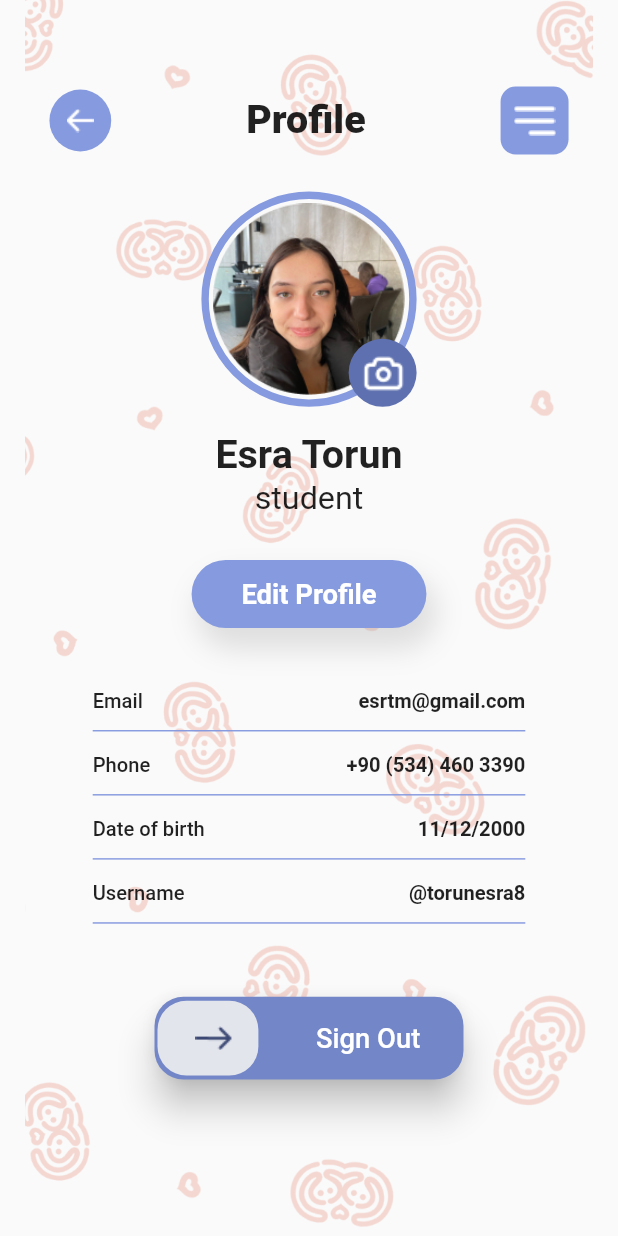
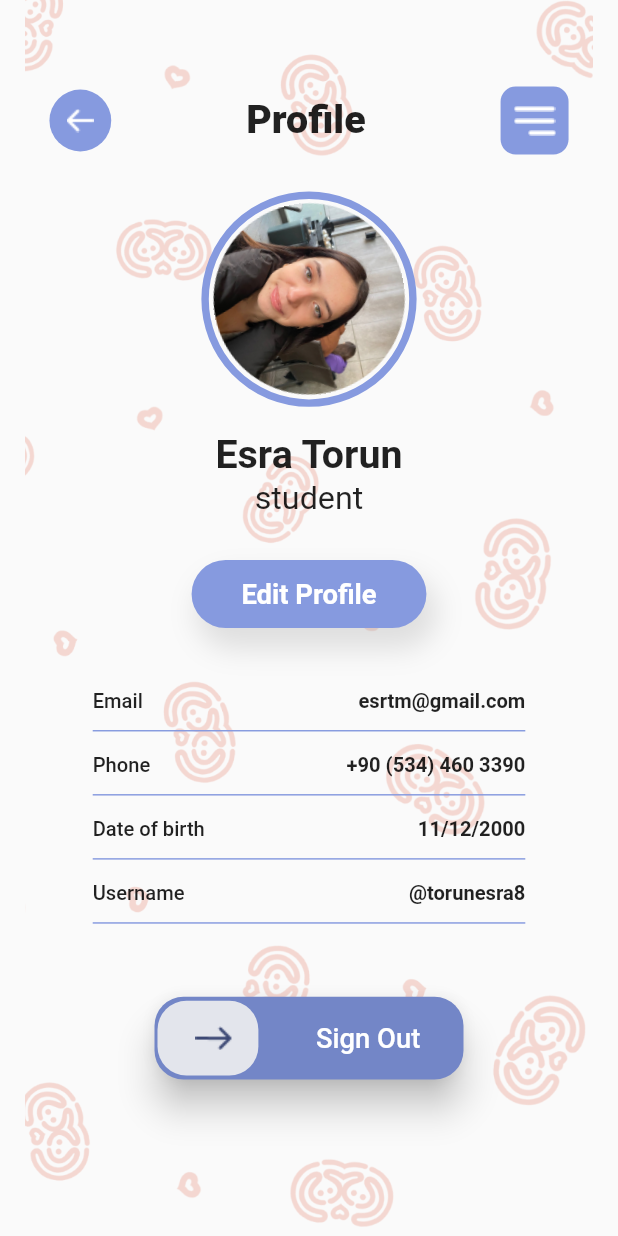
Before and after one commit to ridaprivt/Bytwise-Tsk4-5-6-7, a Flutter app: the screen it shows after launch, after a tap on "Create Account", on a phone screen of 412 x 824 dp. Run offline on Flutter 3.47's test engine with Material 2 defaults, Android fonts, the light colour scheme and no system bars; drawn by our look-alikes of slide_to_act; our stand-ins replace get, google_fonts, responsive_sizer; network calls fail.

Commit message:
Animations: Animated Widget; Scale Transition

```diff
--- /dev/null
+++ b/lib/Animation.dart
@@ -0,0 +1,28 @@
+// ignore_for_file: prefer_const_literals_to_create_immutables, prefer_const_constructors
+import 'package:bytwise_app/Profile.dart';
+import 'package:flutter/material.dart';
+import 'dart:math' as math;
+import 'package:responsive_sizer/responsive_sizer.dart';
+
+class MyState extends StatefulWidget {
+  const MyState({super.key});
+  @override
+  State<MyState> createState() => _MyState();
+}
+
+class _MyState extends State<MyState> with TickerProviderStateMixin {
+  late final AnimationController _controller = AnimationController(
+    duration: const Duration(seconds: 5),
+    vsync: this,
+  )..repeat();
+  @override
+  void dispose() {
+    _controller.dispose();
+    super.dispose();
+  }
+
+  @override
+  Widget build(BuildContext context) {
+    return Scaffold(body: Center(child: Profile(controllers: _controller)));
+  }
+}
--- a/lib/Profile.dart
+++ b/lib/Profile.dart
@@ -5,8 +5,15 @@ import 'editProfile.dart';
 import 'package:responsive_sizer/responsive_sizer.dart';
 import 'package:google_fonts/google_fonts.dart';
 import 'package:slide_to_act/slide_to_act.dart';
+import 'Animation.dart';
+import 'dart:math' as math;
 
-class Profile extends StatelessWidget {
+class Profile extends AnimatedWidget {
+  const Profile({
+    super.key,
+    required AnimationController controllers,
+  }) : super(listenable: controllers);
+  Animation<double> get _progress => listenable as Animation<double>;
   @override
   Widget build(BuildContext context) {
     return MaterialApp(
@@ -79,10 +86,9 @@ class Profile extends StatelessWidget {
                       ],
                     ),
                     SizedBox(height: 3.h),
-                    Container(
-                      child: Stack(
-                        children: [
-                          Container(
+                    Transform.rotate(
+                      angle: _progress.value * 2.0 * math.pi,
+                      child: Container(
                         padding: EdgeInsets.all(7.sp),
                         decoration: BoxDecoration(
                             borderRadius: BorderRadius.circular(50.sp),
@@ -92,24 +98,6 @@ class Profile extends StatelessWidget {
                           'assets/me.png',
                           height: 15.5.h,
                         ),
-                          ),
-                          Positioned(
-                            right: 0.w,
-                            bottom: 0.h,
-                            child: Container(
-                                padding: EdgeInsets.all(10.sp),
-                                height: 5.5.h,
-                                width: 11.w,
-                                alignment: Alignment.center,
-                                decoration: BoxDecoration(
-                                    color: Color(0xFF5E70AF),
-                                    borderRadius: BorderRadius.circular(30.sp)),
-                                child: Image.asset(
-                                  'assets/cam.png',
-                                  height: 4.h,
-                                )),
-                          ),
-                        ],
                       ),
                     ),
                     SizedBox(height: 2.h),
--- a/lib/editProfile.dart
+++ b/lib/editProfile.dart
@@ -1,7 +1,8 @@
 // ignore_for_file: prefer_const_literals_to_create_immutables, prefer_const_constructors
+import 'package:bytwise_app/Animation.dart';
 import 'package:flutter/material.dart';
 import 'package:get/get.dart';
-
+import 'Animation.dart';
 import 'package:responsive_sizer/responsive_sizer.dart';
 import 'package:google_fonts/google_fonts.dart';
 import 'package:flutter/services.dart';
--- a/lib/main.dart
+++ b/lib/main.dart
@@ -4,6 +4,8 @@ import 'package:responsive_sizer/responsive_sizer.dart';
 import 'package:google_fonts/google_fonts.dart';
 import 'package:get/get.dart';
 import 'Profile.dart';
+import 'dart:math' as math;
+import 'Animation.dart';
 
 void main() {
   runApp(MyApp());
@@ -19,7 +21,29 @@ class MyApp extends StatelessWidget {
   }
 }
 
-class MyHomePage extends StatelessWidget {
+class MyHomePage extends StatefulWidget {
+  const MyHomePage({super.key});
+
+  @override
+  State<MyHomePage> createState() => _MyHomePageState();
+}
+
+class _MyHomePageState extends State<MyHomePage> with TickerProviderStateMixin {
+  late final AnimationController _controller = AnimationController(
+    duration: const Duration(seconds: 2),
+    vsync: this,
+  )..repeat(reverse: true);
+  late final Animation<double> _animation = CurvedAnimation(
+    parent: _controller,
+    curve: Curves.fastOutSlowIn,
+  );
+
+  @override
+  void dispose() {
+    _controller.dispose();
+    super.dispose();
+  }
+
   @override
   Widget build(BuildContext context) {
     return MaterialApp(
@@ -31,9 +55,15 @@ class MyHomePage extends StatelessWidget {
             child: Stack(
               alignment: Alignment.topCenter,
               children: [
-                Image.asset(
-                  'assets/2.png',
-                  height: 60.h,
+                ScaleTransition(
+                  scale: _animation,
+                  child: Padding(
+                    padding: EdgeInsets.all(8.0),
+                    child: Image.asset(
+                      'assets/2.png',
+                      height: 60.h,
+                    ),
+                  ),
                 ),
                 Positioned(
                   bottom: 0.h,
@@ -175,7 +205,7 @@ class MyHomePage extends StatelessWidget {
                           SizedBox(height: 3.h),
                           GestureDetector(
                             onTap: () {
-                              Get.to(Profile());
+                              Get.to(MyState());
                             },
                             child: Container(
                               width: double.infinity,
```
Lines whose indentation alone changed are shown as unchanged.
